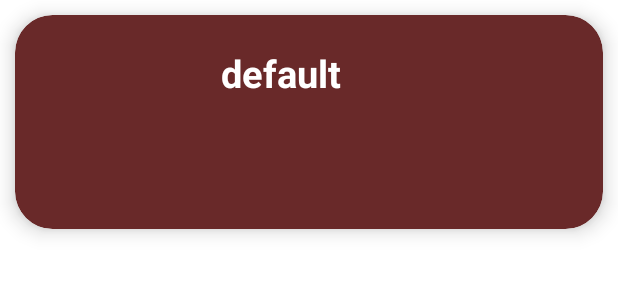
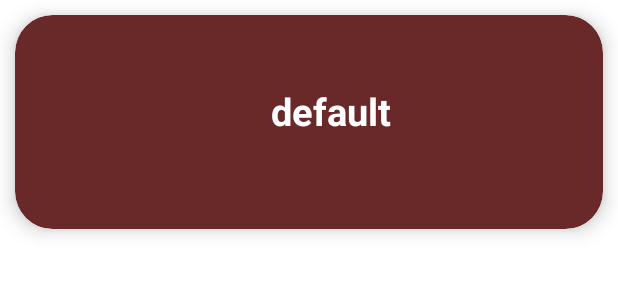
Before and after one commit to charlie1525/LADM_U2_Practica2_Loteria, an Android app: the layout card_layout.xml on its own in the app's theme, with its tools: preview values and no code run, on a phone screen of 412 x 824 dp. Shown: the top 300 px of the screen. Run offline under Robolectric (Android 15) with nearby library versions, the phone set to English and light mode, and no system bars.

```diff
--- a/app/src/main/java/mx/tecnm/ittepic/ladm_u2_practica2_loteria/Barajeo.kt
+++ b/app/src/main/java/mx/tecnm/ittepic/ladm_u2_practica2_loteria/Barajeo.kt
@@ -202,5 +202,8 @@ class Barajeo(actMain: MainActivity, indice: MutableList<Int>):Thread() {// fin
         nombres.removeAt(indice)
     }
 
-    fun terminarHilo() {ejecucion = false}
+    fun terminarBarajeo() {ejecucion = false}
+    fun pausaDespausaBarajeo(){pausado = !pausado}
+    fun estaaEjecutandose():Boolean{return ejecucion}
+    fun estaPausado():Boolean{return !pausado}
 }// fin de la clase
--- a/app/src/main/res/layout/activity_main.xml
+++ b/app/src/main/res/layout/activity_main.xml
@@ -5,7 +5,7 @@
     android:layout_height="match_parent"
     tools:context=".MainActivity"
     android:orientation="vertical"
-    android:padding="20dp"
+    android:padding="10dp"
     android:background="#CD7F7F">
 
     <ImageView
@@ -19,7 +19,9 @@
         android:layout_height="wrap_content"
         android:text="Esperanding...."
         android:layout_gravity="center"
-        android:id="@+id/txtV_tituloCartas"/>
+        android:id="@+id/txtV_tituloCartas"
+        android:textColor="@color/black"
+        android:textSize="15dp"/>
 
     <LinearLayout
         android:layout_width="match_parent"
--- a/app/src/main/res/layout/card_layout.xml
+++ b/app/src/main/res/layout/card_layout.xml
@@ -25,16 +25,19 @@
             android:layout_marginRight="16dp"/>
 
         <TextView
+            android:id="@+id/itemTitle"
             android:layout_width="wrap_content"
             android:layout_height="wrap_content"
+            android:layout_alignParentTop="true"
+            android:layout_marginStart="33dp"
+            android:layout_marginLeft="33dp"
+            android:layout_marginTop="25dp"
+            android:layout_toEndOf="@+id/itemImagen"
+            android:layout_toRightOf="@id/itemImagen"
             android:text="default"
             android:textColor="@color/white"
-            android:id="@+id/itemTitle"
-            android:textStyle="bold"
-            android:layout_toEndOf="@+id/itemImagen"
-            android:layout_toRightOf="@id/itemImagen"
-            android:layout_alignParentTop="true"
-            android:textSize="25sp"/>
+            android:textSize="25sp"
+            android:textStyle="bold" />
 
     </RelativeLayout>
 
```
Also changed, not shown: app/src/main/java/mx/tecnm/ittepic/ladm_u2_practica2_loteria/MainActivity.kt (+8 -3 lines), 1 other file.
